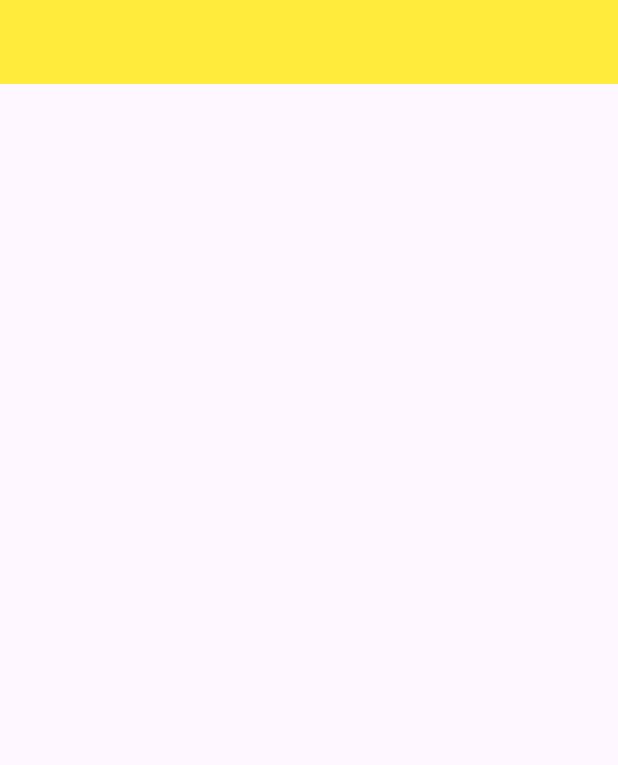
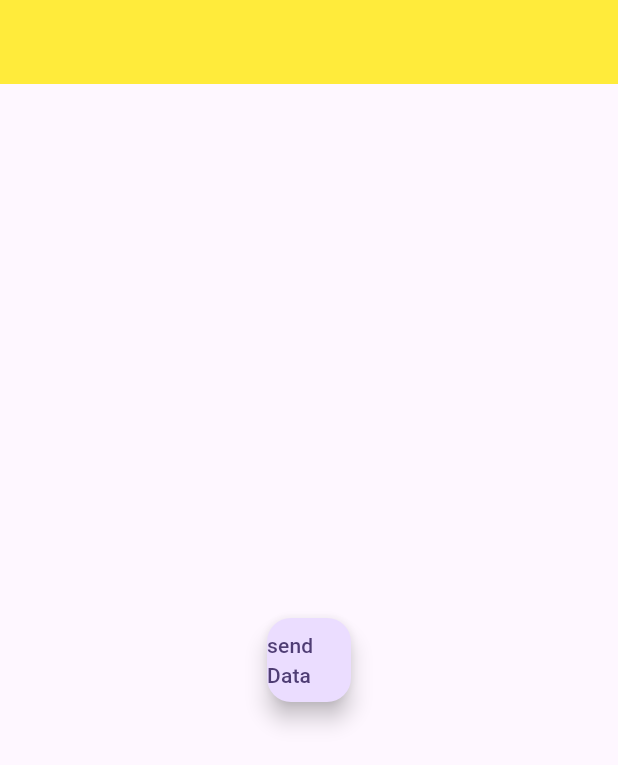
Before and after one commit to aliraza055/hotel-bookin-app, a Flutter app: the screen it shows after launch, on a phone screen of 412 x 824 dp. Shown: the top 765 px of the screen. Run offline on Flutter 3.47's test engine with Material 3 defaults, Android fonts, the phone set to English and light mode, and no system bars; our stand-ins replace cloud_firestore, firebase_core, random_string; accounts and stored records are empty.

Commit message:
upload data to firestore

```diff
--- a/lib/main.dart
+++ b/lib/main.dart
@@ -1,3 +1,5 @@
+import 'package:cloud_firestore/cloud_firestore.dart';
+import 'package:doctor_app/Models/category_model.dart';
 import 'package:firebase_core/firebase_core.dart';
 import 'package:flutter/material.dart';
 
@@ -34,6 +36,20 @@ class _MyWidgetState extends State<MyWidget> {
   Widget build(BuildContext context) {
     return Scaffold(
       appBar: AppBar(centerTitle: true, backgroundColor: Colors.yellow),
+      body: Column(
+        mainAxisAlignment: MainAxisAlignment.center,
+        crossAxisAlignment: CrossAxisAlignment.center,
+        children: [
+          Center(
+            child: FloatingActionButton(
+              child: Center(child: Text('send  Data')),
+              onPressed: () async {
+                await SendData().sendData();
+              },
+            ),
+          ),
+        ],
+      ),
     );
   }
 }
```
Also changed, not shown: lib/Models/category_model.dart (+14 -5 lines), 1 other file.
